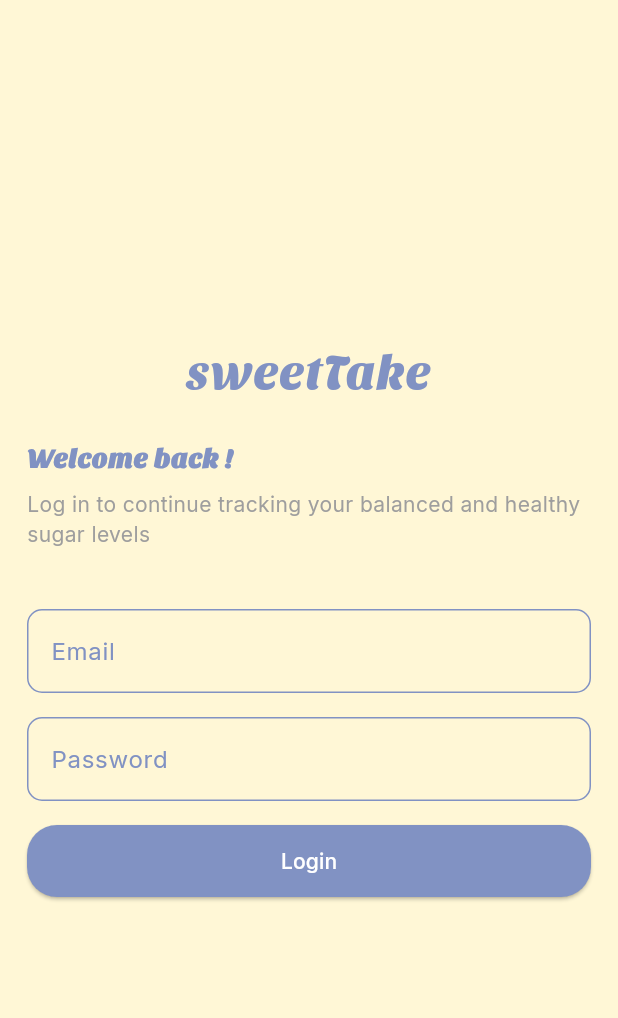
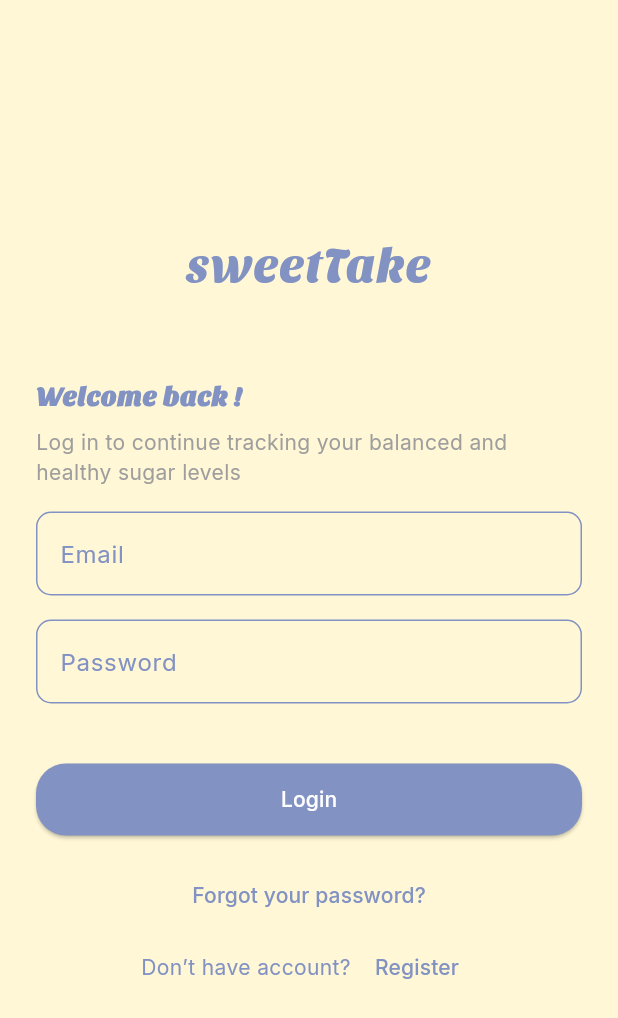
Before and after one commit to balbinopb/sweetTake_app, a Flutter app: the screen it shows after launch, on a phone screen of 412 x 824 dp. Shown: the top 1018 px of the screen. Run offline on Flutter 3.47's test engine with Material 3 defaults, Android fonts, the light colour scheme and no system bars; our stand-ins replace get, google_fonts.

Commit message:
update: login view

```diff
--- a/lib/app/modules/login/views/login_view.dart
+++ b/lib/app/modules/login/views/login_view.dart
@@ -13,7 +13,7 @@ class LoginView extends GetView<LoginController> {
     return Scaffold(
       body: SafeArea(
         child: Padding(
-          padding: const EdgeInsets.all(18.0),
+          padding: const EdgeInsets.all(24.0),
           child: Column(
             mainAxisAlignment: MainAxisAlignment.center,
             crossAxisAlignment: CrossAxisAlignment.center,
@@ -26,7 +26,7 @@ class LoginView extends GetView<LoginController> {
                   color: AppColors.primary,
                 ),
               ),
-              SizedBox(height: 20),
+              SizedBox(height: 50),
               Align(
                 alignment: Alignment.topLeft,
                 child: Text(
@@ -46,7 +46,7 @@ class LoginView extends GetView<LoginController> {
                 textAlign: TextAlign.left,
                 style: TextStyle(color: Colors.grey),
               ),
-              SizedBox(height: 40),
+              SizedBox(height: 16),
 
               CustomTextfield(
                 textController: controller.emailC,
@@ -57,7 +57,7 @@ class LoginView extends GetView<LoginController> {
                 textController: controller.passwordC,
                 labelText: "Password",
               ),
-              SizedBox(height: 16),
+              SizedBox(height: 40),
 
               SizedBox(
                 width: double.infinity,
@@ -77,6 +77,36 @@ class LoginView extends GetView<LoginController> {
                   child: Text("Login", style: TextStyle(color: Colors.white)),
                 ),
               ),
+
+              SizedBox(height: 16),
+
+              TextButton(
+                onPressed: () {},
+                child: Text(
+                  "Forgot your password?",
+                  style: TextStyle(color: AppColors.primary),
+                ),
+              ),
+
+              // SizedBox(height: 10),
+              Row(
+                mainAxisAlignment: MainAxisAlignment.center,
+                children: [
+                  Text(
+                    "Don’t have account? ",
+                    style: TextStyle(color: AppColors.primary),
+                  ),
+                  TextButton(
+                    onPressed: () {
+                      // Get.toNamed(Routes.REGISTER)
+                    },
+                    child: Text(
+                      "Register",
+                      style: TextStyle(color: AppColors.primary),
+                    ),
+                  ),
+                ],
+              ),
             ],
           ),
         ),
```
